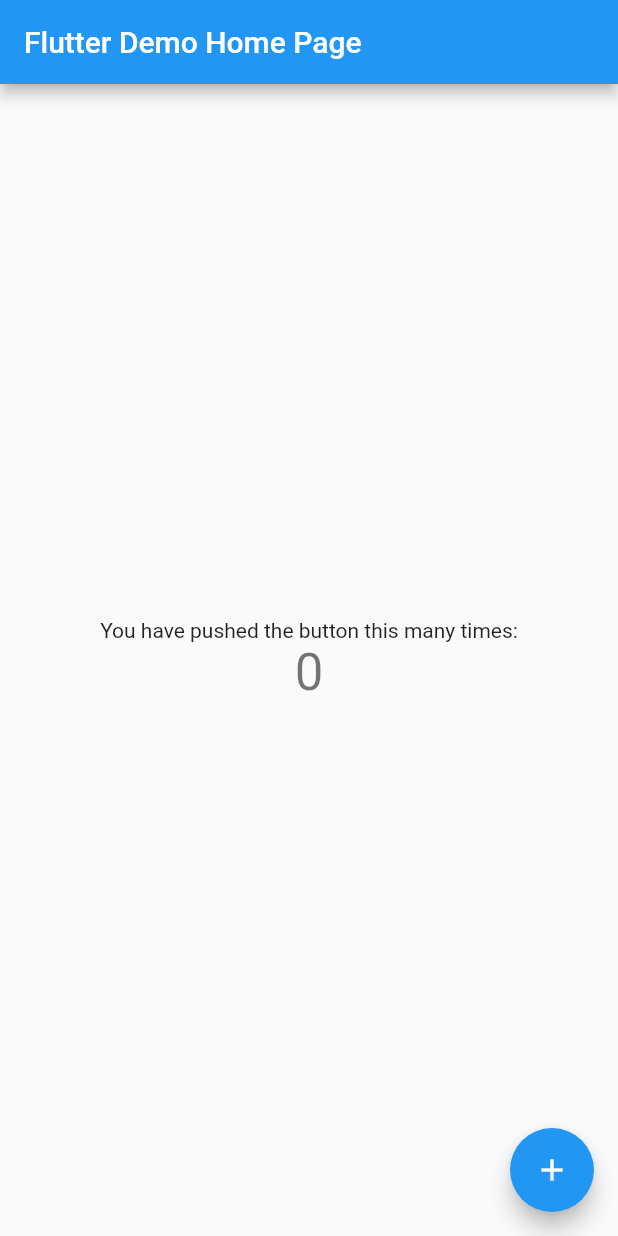
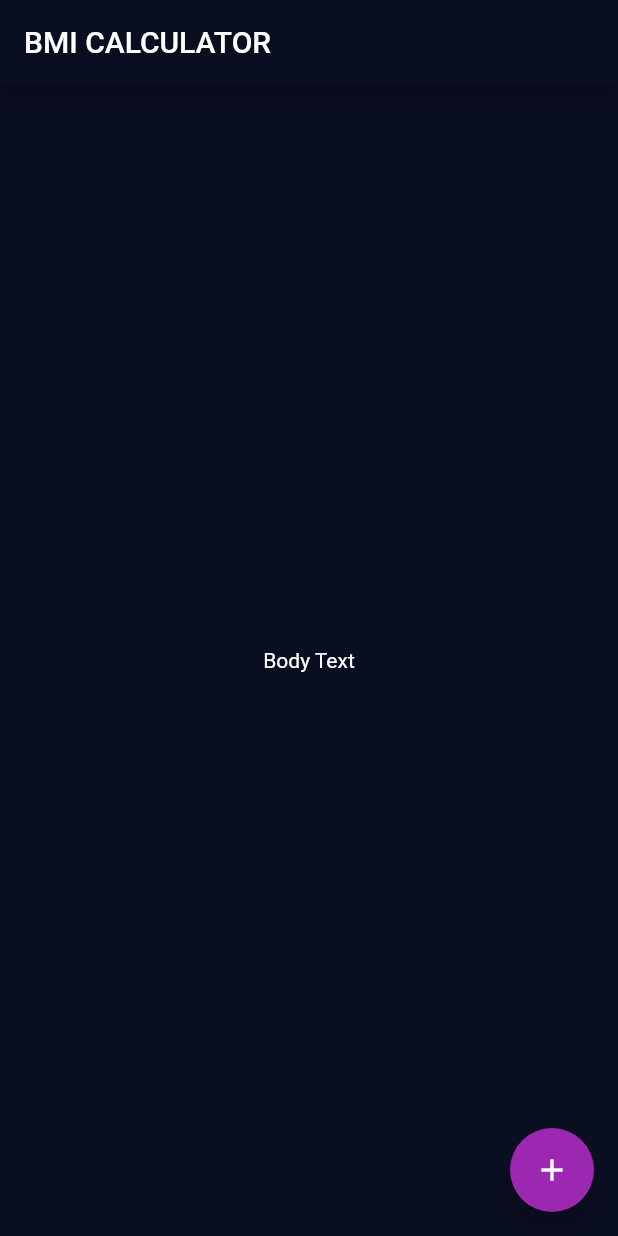
Before and after one commit to fomagran/Flutter-Example, a Flutter app: the screen it shows after launch, on a phone screen of 412 x 824 dp. Run offline on Flutter 3.47's test engine with Material 2 defaults, Android fonts, the light colour scheme and no system bars.

Commit message:
Theme 색깔 적용하기

```diff
--- a/lib/main.dart
+++ b/lib/main.dart
@@ -1,113 +1,43 @@
 import 'package:flutter/material.dart';
 
 void main() {
-  runApp(MyApp());
+  runApp(BMICalculator());
 }
 
-class MyApp extends StatelessWidget {
-  // This widget is the root of your application.
+class BMICalculator extends StatelessWidget {
   @override
   Widget build(BuildContext context) {
     return MaterialApp(
-      title: 'Flutter Demo',
-      theme: ThemeData(
-        // This is the theme of your application.
-        //
-        // Try running your application with "flutter run". You'll see the
-        // application has a blue toolbar. Then, without quitting the app, try
-        // changing the primarySwatch below to Colors.green and then invoke
-        // "hot reload" (press "r" in the console where you ran "flutter run",
-        // or simply save your changes to "hot reload" in a Flutter IDE).
-        // Notice that the counter didn't reset back to zero; the application
-        // is not restarted.
-        primarySwatch: Colors.blue,
+      theme: ThemeData.dark().copyWith(
+        primaryColor: Color(0xFF0A0E21),
+        scaffoldBackgroundColor: Color(0xFF0A0E21),
       ),
-      home: MyHomePage(title: 'Flutter Demo Home Page'),
+      home: InputPage(),
     );
   }
 }
 
-class MyHomePage extends StatefulWidget {
-  MyHomePage({Key key, this.title}) : super(key: key);
-
-  // This widget is the home page of your application. It is stateful, meaning
-  // that it has a State object (defined below) that contains fields that affect
-  // how it looks.
-
-  // This class is the configuration for the state. It holds the values (in this
-  // case the title) provided by the parent (in this case the App widget) and
-  // used by the build method of the State. Fields in a Widget subclass are
-  // always marked "final".
-
-  final String title;
-
+class InputPage extends StatefulWidget {
   @override
-  _MyHomePageState createState() => _MyHomePageState();
+  _InputPageState createState() => _InputPageState();
 }
 
-class _MyHomePageState extends State<MyHomePage> {
-  int _counter = 0;
-
-  void _incrementCounter() {
-    setState(() {
-      // This call to setState tells the Flutter framework that something has
-      // changed in this State, which causes it to rerun the build method below
-      // so that the display can reflect the updated values. If we changed
-      // _counter without calling setState(), then the build method would not be
-      // called again, and so nothing would appear to happen.
-      _counter++;
-    });
-  }
-
+class _InputPageState extends State<InputPage> {
   @override
   Widget build(BuildContext context) {
-    // This method is rerun every time setState is called, for instance as done
-    // by the _incrementCounter method above.
-    //
-    // The Flutter framework has been optimized to make rerunning build methods
-    // fast, so that you can just rebuild anything that needs updating rather
-    // than having to individually change instances of widgets.
     return Scaffold(
       appBar: AppBar(
-        // Here we take the value from the MyHomePage object that was created by
-        // the App.build method, and use it to set our appbar title.
-        title: Text(widget.title),
+        title: Text('BMI CALCULATOR'),
       ),
       body: Center(
-        // Center is a layout widget. It takes a single child and positions it
-        // in the middle of the parent.
-        child: Column(
-          // Column is also a layout widget. It takes a list of children and
-          // arranges them vertically. By default, it sizes itself to fit its
-          // children horizontally, and tries to be as tall as its parent.
-          //
-          // Invoke "debug painting" (press "p" in the console, choose the
-          // "Toggle Debug Paint" action from the Flutter Inspector in Android
-          // Studio, or the "Toggle Debug Paint" command in Visual Studio Code)
-          // to see the wireframe for each widget.
-          //
-          // Column has various properties to control how it sizes itself and
-          // how it positions its children. Here we use mainAxisAlignment to
-          // center the children vertically; the main axis here is the vertical
-          // axis because Columns are vertical (the cross axis would be
-          // horizontal).
-          mainAxisAlignment: MainAxisAlignment.center,
-          children: <Widget>[
-            Text(
-              'You have pushed the button this many times:',
-            ),
-            Text(
-              '$_counter',
-              style: Theme.of(context).textTheme.headline4,
-            ),
-          ],
+        child: Text('Body Text'),
+      ),
+      floatingActionButton: Theme(
+        data: ThemeData(accentColor: Colors.purple),
+        child: FloatingActionButton(
+          child: Icon(Icons.add),
         ),
       ),
-      floatingActionButton: FloatingActionButton(
-        onPressed: _incrementCounter,
-        tooltip: 'Increment',
-        child: Icon(Icons.add),
-      ), // This trailing comma makes auto-formatting nicer for build methods.
     );
   }
 }
```
